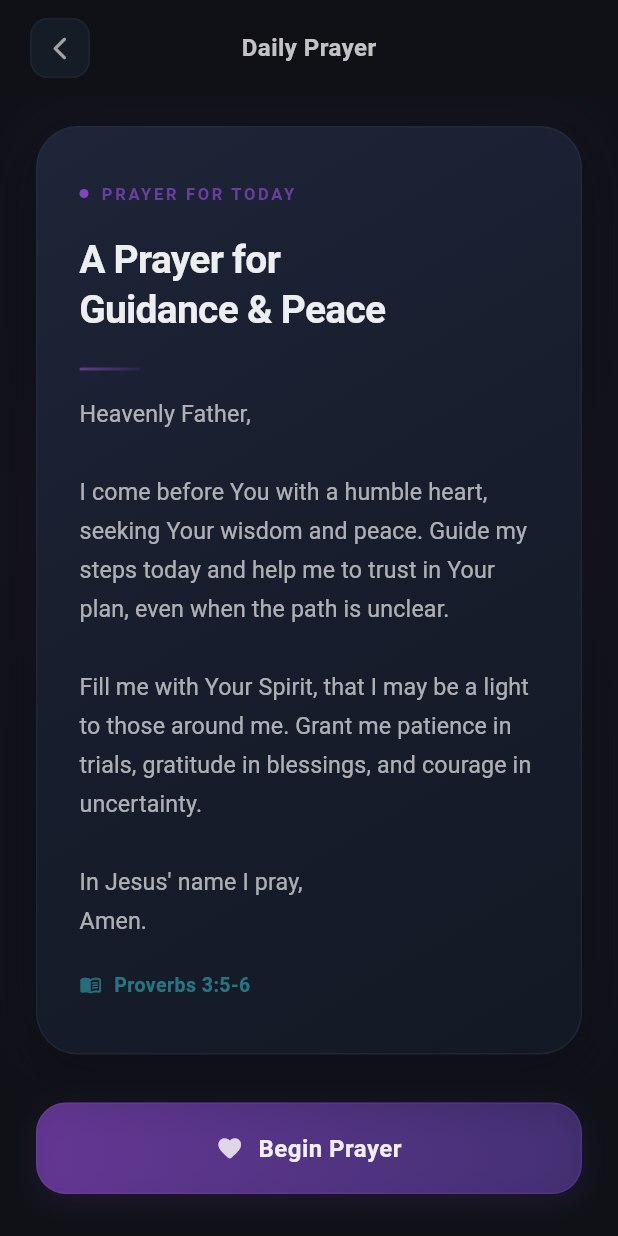
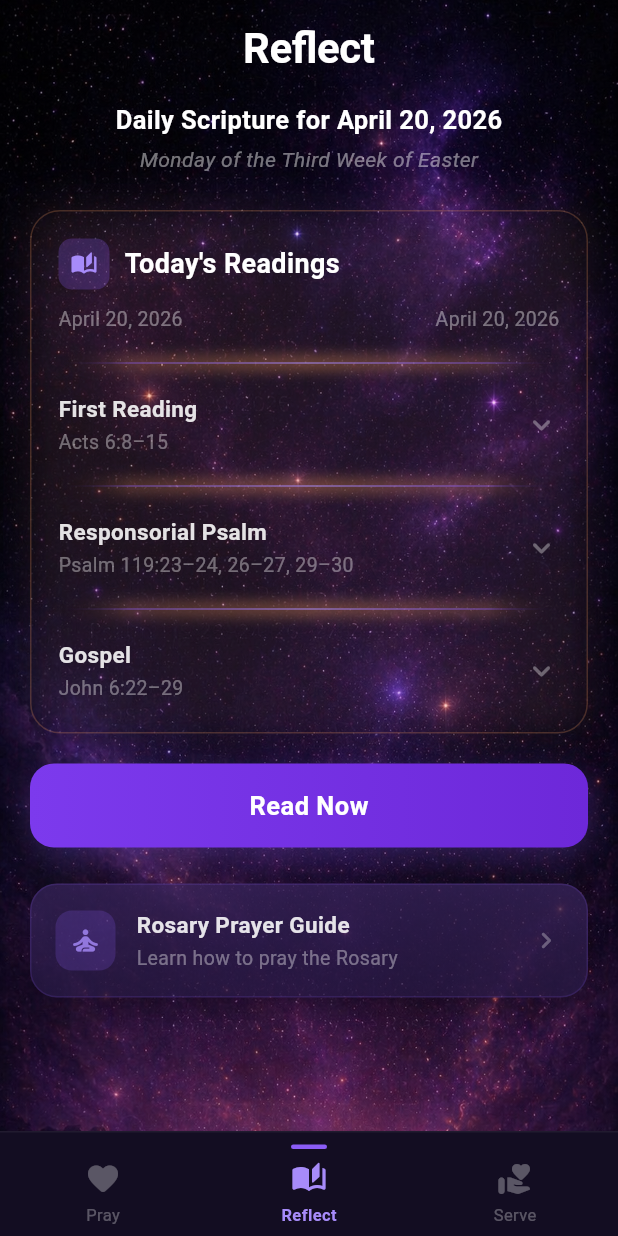
Before and after one commit to aisaiah-ai/test-flutter, a Flutter app: the screen it shows after launch, on a phone screen of 412 x 824 dp. Run offline on Flutter 3.47's test engine with Material 3 defaults, Android fonts, the phone set to English and light mode, and no system bars.

Commit message:
Add Reflect screen with cosmic background and glowing dividers
New ReflectScreen with Today's Readings card, expandable readings,
glowing amber divider lines using CustomPainter with MaskFilter blur,
cosmic background image, transparent card with glowing border, and
Pray/Reflect/Serve bottom nav. Set as default screen.

Co-Authored-By: Claude Opus 4.6 (1M context) <noreply@anthropic.com>

```diff
--- a/lib/main.dart
+++ b/lib/main.dart
@@ -1,6 +1,7 @@
 import 'package:flutter/material.dart';
 import 'dart:math';
 import 'prayer_screen.dart';
+import 'reflect_screen.dart';
 
 void main() {
   runApp(const CfcApp());
@@ -149,7 +150,7 @@ class CfcApp extends StatelessWidget {
       theme: ThemeData.dark().copyWith(
         scaffoldBackgroundColor: _scaffoldBg,
       ),
-      home: const PrayerScreen(),
+      home: const ReflectScreen(),
       debugShowCheckedModeBanner: false,
     );
   }
--- /dev/null
+++ b/lib/reflect_screen.dart
@@ -0,0 +1,454 @@
+import 'package:flutter/material.dart';
+
+const _bgDark = Color(0xFF110B1F);
+const _bgPurple = Color(0xFF2D1650);
+const _cardBg = Color(0xFF2A1B4A);
+const _cardBgLight = Color(0xFF3A2660);
+const _accentPurple = Color(0xFF8B5CF6);
+const _accentPurpleBright = Color(0xFFA78BFA);
+const _accentGold = Color(0xFFF4B942);
+const _textPrimary = Color(0xFFFFFFFF);
+
+class ReflectScreen extends StatefulWidget {
+  const ReflectScreen({super.key});
+
+  @override
+  State<ReflectScreen> createState() => _ReflectScreenState();
+}
+
+class _ReflectScreenState extends State<ReflectScreen> {
+  int _currentNav = 1;
+  final Map<int, bool> _expanded = {};
+
+  @override
+  Widget build(BuildContext context) {
+    return Scaffold(
+      body: Stack(
+        children: [
+          // Cosmic background image
+          Positioned.fill(
+            child: Image.asset(
+              'assets/images/bg_dark_cosmic.png',
+              fit: BoxFit.cover,
+            ),
+          ),
+
+          // Content
+          SafeArea(
+            child: Column(
+              children: [
+                Expanded(
+                  child: SingleChildScrollView(
+                    padding: const EdgeInsets.symmetric(horizontal: 20),
+                    child: Column(
+                      children: [
+                        const SizedBox(height: 12),
+                        _buildHeader(),
+                        const SizedBox(height: 24),
+                        _buildReadingsCard(),
+                        const SizedBox(height: 20),
+                        _buildReadNowButton(),
+                        const SizedBox(height: 24),
+                        _buildRosaryCard(),
+                        const SizedBox(height: 24),
+                      ],
+                    ),
+                  ),
+                ),
+                _buildBottomNav(),
+              ],
+            ),
+          ),
+        ],
+      ),
+    );
+  }
+
+  Widget _buildHeader() {
+    return Column(
+      children: [
+        const Text(
+          'Reflect',
+          style: TextStyle(
+            fontSize: 28,
+            fontWeight: FontWeight.w700,
+            color: _textPrimary,
+            letterSpacing: -0.3,
+          ),
+        ),
+        const SizedBox(height: 16),
+        const Text(
+          'Daily Scripture for April 20, 2026',
+          style: TextStyle(
+            fontSize: 17,
+            fontWeight: FontWeight.w600,
+            color: _textPrimary,
+          ),
+        ),
+        const SizedBox(height: 4),
+        Text(
+          'Monday of the Third Week of Easter',
+          style: TextStyle(
+            fontSize: 14,
+            color: Colors.white.withOpacity(0.45),
+            fontStyle: FontStyle.italic,
+          ),
+        ),
+      ],
+    );
+  }
+
+  Widget _buildReadingsCard() {
+    return Container(
+      decoration: BoxDecoration(
+        color: Colors.transparent,
+        borderRadius: BorderRadius.circular(20),
+        border: Border.all(
+          color: const Color(0xFFE8935A).withOpacity(0.25),
+        ),
+        boxShadow: [
+          BoxShadow(
+            color: const Color(0xFFE8935A).withOpacity(0.08),
+            blurRadius: 20,
+            spreadRadius: 1,
+          ),
+          BoxShadow(
+            color: _accentPurple.withOpacity(0.06),
+            blurRadius: 30,
+            spreadRadius: 2,
+          ),
+        ],
+      ),
+      child: Column(
+        children: [
+          // Header
+          Padding(
+            padding: const EdgeInsets.fromLTRB(18, 18, 18, 0),
+            child: Row(
+              children: [
+                Container(
+                  width: 34,
+                  height: 34,
+                  decoration: BoxDecoration(
+                    color: _accentPurple.withOpacity(0.25),
+                    borderRadius: BorderRadius.circular(9),
+                  ),
+                  child: const Icon(Icons.auto_stories_rounded,
+                      color: _accentPurpleBright, size: 18),
+                ),
+                const SizedBox(width: 10),
+                const Text(
+                  'Today\'s Readings',
+                  style: TextStyle(
+                    fontSize: 18,
+                    fontWeight: FontWeight.w700,
+                    color: _textPrimary,
+                  ),
+                ),
+              ],
+            ),
+          ),
+
+          // Date row
+          Padding(
+            padding: const EdgeInsets.fromLTRB(18, 10, 18, 14),
+            child: Row(
+              children: [
+                Text(
+                  'April 20, 2026',
+                  style: TextStyle(
+                    fontSize: 13,
+                    color: Colors.white.withOpacity(0.40),
+                  ),
+                ),
+                const Spacer(),
+                Text(
+                  'April 20, 2026',
+                  style: TextStyle(
+                    fontSize: 13,
+                    color: Colors.white.withOpacity(0.40),
+                  ),
+                ),
+              ],
+            ),
+          ),
+
+          _buildDivider(),
+          _buildReadingItem(0, 'First Reading', 'Acts 6:8–15'),
+          _buildDivider(),
+          _buildReadingItem(1, 'Responsorial Psalm', 'Psalm 119:23–24, 26–27, 29–30'),
+          _buildDivider(),
+          _buildReadingItem(2, 'Gospel', 'John 6:22–29'),
+          const SizedBox(height: 6),
+        ],
+      ),
+    );
+  }
+
+  Widget _buildReadingItem(int index, String title, String reference) {
+    final isExpanded = _expanded[index] ?? false;
+    return GestureDetector(
+      onTap: () => setState(() => _expanded[index] = !isExpanded),
+      behavior: HitTestBehavior.opaque,
+      child: Padding(
+        padding: const EdgeInsets.symmetric(horizontal: 18, vertical: 14),
+        child: Row(
+          children: [
+            Expanded(
+              child: Column(
+                crossAxisAlignment: CrossAxisAlignment.start,
+                children: [
+                  Text(
+                    title,
+                    style: TextStyle(
+                      fontSize: 15,
+                      fontWeight: FontWeight.w600,
+                      color: Colors.white.withOpacity(0.88),
+                    ),
+                  ),
+                  const SizedBox(height: 2),
+                  Text(
+                    reference,
+                    style: TextStyle(
+                      fontSize: 13,
+                      color: Colors.white.withOpacity(0.38),
+                    ),
+                  ),
+                ],
+              ),
+            ),
+            AnimatedRotation(
+              turns: isExpanded ? 0.5 : 0.0,
+              duration: const Duration(milliseconds: 200),
+              child: Icon(
+                Icons.keyboard_arrow_down_rounded,
+                color: Colors.white.withOpacity(0.35),
+                size: 24,
+              ),
+            ),
+          ],
+        ),
+      ),
+    );
+  }
+
+  Widget _buildDivider() {
+    return Padding(
+      padding: const EdgeInsets.symmetric(horizontal: 14),
+      child: CustomPaint(
+        size: const Size(double.infinity, 12),
+        painter: _GlowLinePainter(),
+      ),
+    );
+  }
+
+  Widget _buildReadNowButton() {
+    return Container(
+      width: double.infinity,
+      height: 56,
+      decoration: BoxDecoration(
+        gradient: const LinearGradient(
+          colors: [
+            Color(0xFF7C3AED),
+            Color(0xFF6D28D9),
+          ],
+        ),
+        borderRadius: BorderRadius.circular(16),
+        boxShadow: [
+          BoxShadow(
+            color: _accentPurple.withOpacity(0.30),
+            blurRadius: 20,
+            offset: const Offset(0, 6),
+          ),
+        ],
+      ),
+      child: const Center(
+        child: Text(
+          'Read Now',
+          style: TextStyle(
+            fontSize: 17,
+            fontWeight: FontWeight.w700,
+            color: _textPrimary,
+            letterSpacing: 0.3,
+          ),
+        ),
+      ),
+    );
+  }
+
+  Widget _buildRosaryCard() {
+    return Container(
+      padding: const EdgeInsets.all(16),
+      decoration: BoxDecoration(
+        gradient: LinearGradient(
+          begin: Alignment.topCenter,
+          end: Alignment.bottomCenter,
+          colors: [
+            _cardBgLight.withOpacity(0.70),
+            _cardBg.withOpacity(0.65),
+          ],
+        ),
+        borderRadius: BorderRadius.circular(18),
+        border: Border.all(color: _accentPurple.withOpacity(0.15)),
+        boxShadow: [
+          BoxShadow(
+            color: Colors.black.withOpacity(0.20),
+            blurRadius: 16,
+            offset: const Offset(0, 6),
+          ),
+        ],
+      ),
+      child: Row(
+        children: [
+          Container(
+            width: 40,
+            height: 40,
+            decoration: BoxDecoration(
+              color: _accentPurple.withOpacity(0.20),
+              borderRadius: BorderRadius.circular(11),
+            ),
+            child: Icon(Icons.self_improvement_rounded,
+                color: _accentPurpleBright.withOpacity(0.80), size: 22),
+          ),
+          const SizedBox(width: 14),
+          Expanded(
+            child: Column(
+              crossAxisAlignment: CrossAxisAlignment.start,
+              children: [
+                Text(
+                  'Rosary Prayer Guide',
+                  style: TextStyle(
+                    fontSize: 15,
+                    fontWeight: FontWeight.w600,
+                    color: Colors.white.withOpacity(0.88),
+                  ),
+                ),
+                const SizedBox(height: 2),
+                Text(
+                  'Learn how to pray the Rosary',
+                  style: TextStyle(
+                    fontSize: 13,
+                    color: Colors.white.withOpacity(0.38),
+                  ),
+                ),
+              ],
+            ),
+          ),
+          Icon(Icons.chevron_right_rounded,
+              color: Colors.white.withOpacity(0.30), size: 22),
+        ],
+      ),
+    );
+  }
+
+  Widget _buildBottomNav() {
+    return Container(
+      decoration: BoxDecoration(
+        color: const Color(0xFF130D22),
+        border: Border(
+          top: BorderSide(color: Colors.white.withOpacity(0.06)),
+        ),
+      ),
+      padding: const EdgeInsets.only(top: 8, bottom: 6),
+      child: Row(
+        mainAxisAlignment: MainAxisAlignment.spaceAround,
+        children: [
+          _buildNavItem(Icons.favorite_rounded, 'Pray', 0),
+          _buildNavItem(Icons.auto_stories_rounded, 'Reflect', 1),
+          _buildNavItem(Icons.volunteer_activism_rounded, 'Serve', 2),
+        ],
+      ),
+    );
+  }
+
+  Widget _buildNavItem(IconData icon, String label, int index) {
+    final isActive = _currentNav == index;
+    return GestureDetector(
+      onTap: () => setState(() => _currentNav = index),
+      behavior: HitTestBehavior.opaque,
+      child: SizedBox(
+        width: 80,
+        child: Column(
+          mainAxisSize: MainAxisSize.min,
+          children: [
+            // Active indicator line
+            Container(
+              width: 24,
+              height: 3,
+              margin: const EdgeInsets.only(bottom: 8),
+              decoration: BoxDecoration(
+                borderRadius: BorderRadius.circular(2),
+                color: isActive ? _accentPurple : Colors.transparent,
+              ),
+            ),
+            Icon(
+              icon,
+              size: 24,
+              color: isActive
+                  ? _accentPurpleBright
+                  : Colors.white.withOpacity(0.30),
+            ),
+            const SizedBox(height: 4),
+            Text(
+              label,
+              style: TextStyle(
+                fontSize: 11,
+                fontWeight: isActive ? FontWeight.w700 : FontWeight.w400,
+                color: isActive
+                    ? _accentPurpleBright
+                    : Colors.white.withOpacity(0.30),
+              ),
+            ),
+          ],
+        ),
+      ),
+    );
+  }
+}
+
+class _GlowLinePainter extends CustomPainter {
+  @override
+  void paint(Canvas canvas, Size size) {
+    final center = size.height / 2;
+    final width = size.width;
+
+    // Soft glow — warm amber blurred stroke
+    const glowColor = Color(0xFFE8935A);
+    final glowPaint = Paint()
+      ..shader = LinearGradient(
+        colors: [
+          Colors.transparent,
+          glowColor.withOpacity(0.40),
+          glowColor.withOpacity(0.60),
+          glowColor.withOpacity(0.40),
+          Colors.transparent,
+        ],
+        stops: const [0.0, 0.15, 0.5, 0.85, 1.0],
+      ).createShader(Rect.fromLTWH(0, 0, width, 1))
+      ..strokeWidth = 7
+      ..maskFilter = const MaskFilter.blur(BlurStyle.normal, 5)
+      ..style = PaintingStyle.stroke;
+
+    canvas.drawLine(Offset(0, center), Offset(width, center), glowPaint);
+
+    // Crisp bright line on top
+    final linePaint = Paint()
+      ..shader = LinearGradient(
+        colors: [
+          Colors.transparent,
+          _accentPurple.withOpacity(0.45),
+          _accentPurpleBright.withOpacity(0.65),
+          _accentPurple.withOpacity(0.45),
+          Colors.transparent,
+        ],
+        stops: const [0.0, 0.15, 0.5, 0.85, 1.0],
+      ).createShader(Rect.fromLTWH(0, 0, width, 1))
+      ..strokeWidth = 1
+      ..style = PaintingStyle.stroke;
+
+    canvas.drawLine(Offset(0, center), Offset(width, center), linePaint);
+  }
+
+  @override
+  bool shouldRepaint(covariant CustomPainter oldDelegate) => false;
+}
--- a/pubspec.yaml
+++ b/pubspec.yaml
@@ -20,3 +20,5 @@ dev_dependencies:
 
 flutter:
   uses-material-design: true
+  assets:
+    - assets/images/
```
Also changed, not shown: assets/images/bg_dark_cosmic.png (added).
